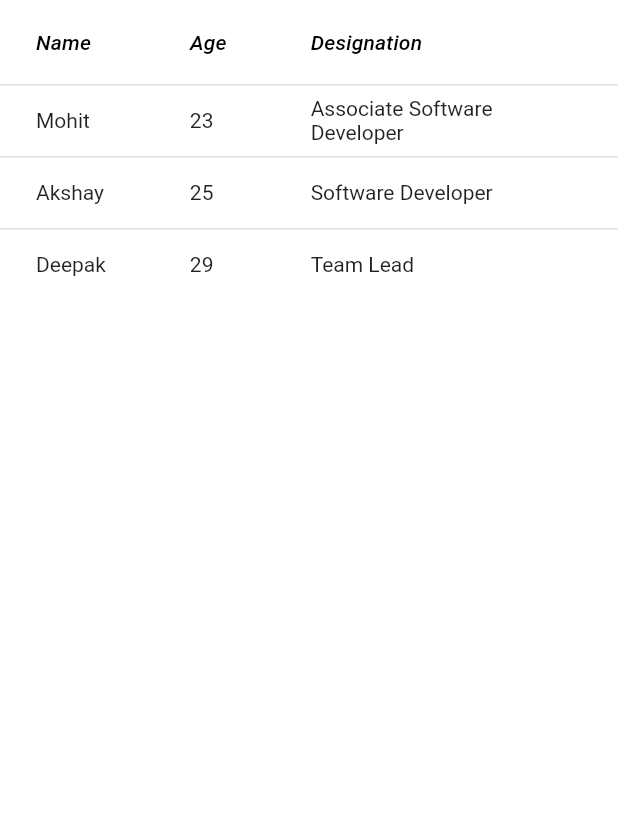
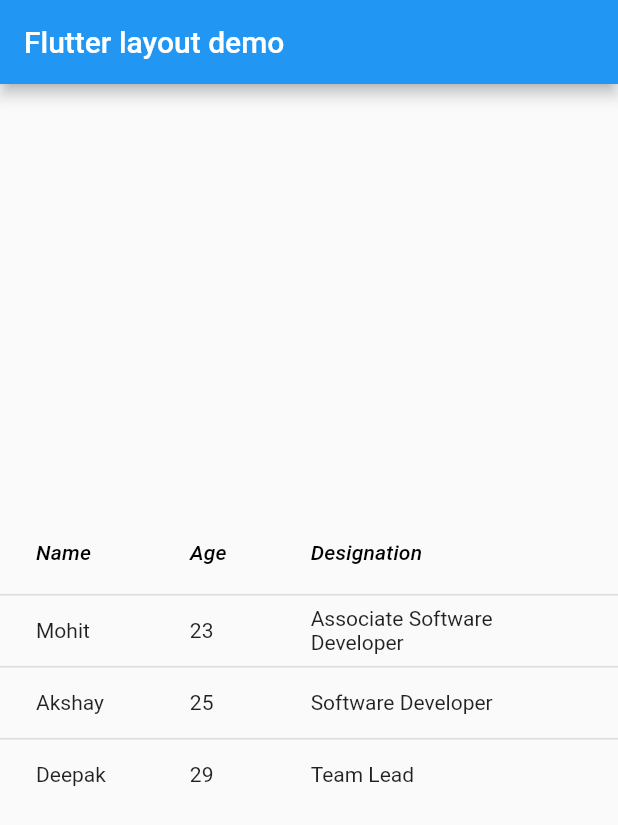
Before and after one commit to larabc/appflutterApp, a Flutter app: the screen it shows after launch, on a phone screen of 412 x 824 dp. Shown: the top 825 px of the screen. Run offline on Flutter 3.47's test engine with Material 2 defaults, Android fonts, the phone set to English and light mode, and no system bars.

Commit message:
add appbar and datatable to view

```diff
--- a/lib/main.dart
+++ b/lib/main.dart
@@ -10,11 +10,15 @@
   @override
   Widget build(BuildContext context) {
     return MaterialApp(
-      title: 'Flutter Demo',
-      theme: ThemeData(
-        primarySwatch: Colors.blue,
-      ),
-      home: MyHomePage(),
+        title: 'Flutter layout demo',
+        home: Scaffold(
+        appBar: AppBar(
+        title: Text('Flutter layout demo'),
+    ),
+    body: Center(
+    child: MyHomePage(),
+    ),
+    ),
     );
   }
 }
```
